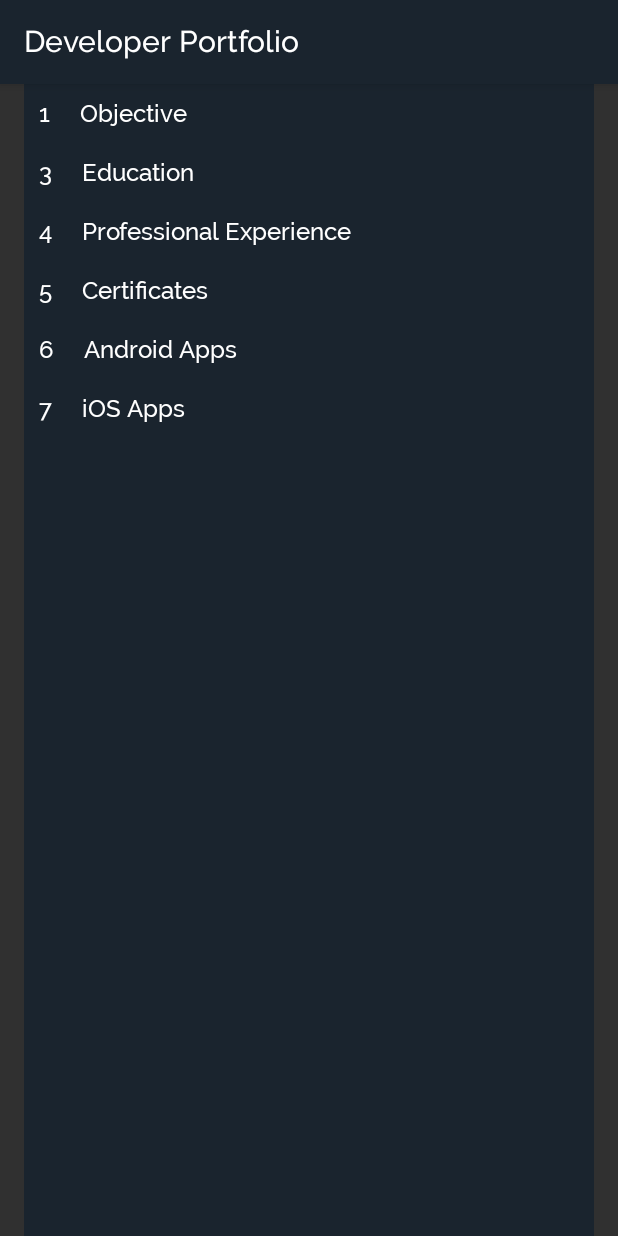
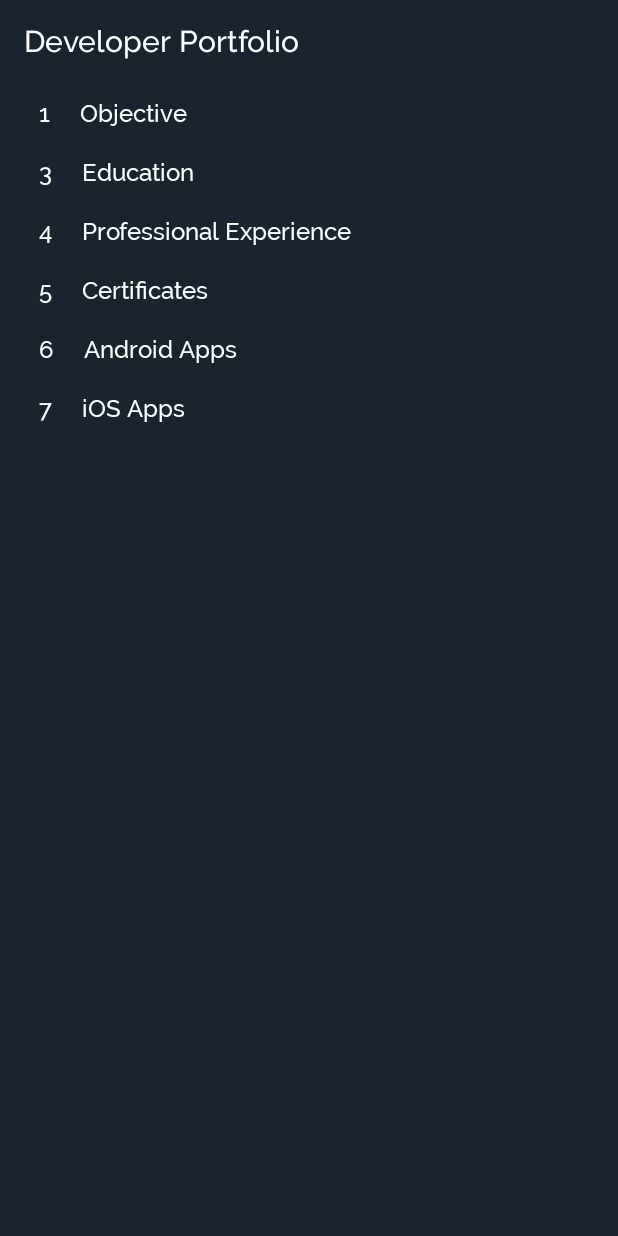
Before and after one commit to botradingblog1/android-kotlin-developer-portfolio-2, an Android app: the ItemListActivity screen opened directly, with no data from a screen before it, on a phone screen of 412 x 824 dp. Run offline under Robolectric (Android 15) with nearby library versions, the phone set to English and light mode, and no system bars; 1 statement that could not run was skipped.

Commit message:
Fix bg color.

```diff
--- a/app/src/main/java/com/justmobiledev/developerportfolio/ItemDetailFragment.kt
+++ b/app/src/main/java/com/justmobiledev/developerportfolio/ItemDetailFragment.kt
@@ -74,12 +74,6 @@ class ItemDetailFragment : Fragment() {
             rootView = inflater.inflate(R.layout.fragment_evolution_steps, container, false)
         }
 
-
-        // Show the dummy content as text in a TextView.
-        /* item?.let {
-            rootView.item_detail.text = it.details
-        }*/
-
         return rootView
     }
 
--- a/app/src/main/java/com/justmobiledev/developerportfolio/ItemListActivity.kt
+++ b/app/src/main/java/com/justmobiledev/developerportfolio/ItemListActivity.kt
@@ -28,7 +28,6 @@ class ItemListActivity : AppCompatActivity() {
         val MENU_CERTIFICATES_ID = "5"
         val MENU_ANDROID_APPS_ID = "6"
         val MENU_IOS_APPS_ID = "7"
-        val MENU_XAMARIN_APPS_ID = "8"
     }
 
     /**
@@ -55,6 +54,7 @@ class ItemListActivity : AppCompatActivity() {
         setupRecyclerView(item_list)
 
         // Load Detail fragment
+        // Tablet Layout
         if (twoPane) {
             val fragment = ItemDetailFragment().apply {
                 arguments = Bundle().apply {
@@ -67,8 +67,9 @@ class ItemListActivity : AppCompatActivity() {
                 .commit()
 
         } else {
+            // Phone Layout
             val intent = Intent(this, ItemDetailActivity::class.java).apply {
-                putExtra(ItemDetailFragment.ARG_ITEM_ID, "1")
+                putExtra(ItemDetailFragment.ARG_ITEM_ID, "0")
             }
             this.startActivity(intent)
         }
@@ -77,30 +78,15 @@ class ItemListActivity : AppCompatActivity() {
     private fun setupRecyclerView(recyclerView: RecyclerView) {
         val menuItems: MutableList<PortfolioMenuItem> = ArrayList()
 
-        // Create your menu items
-        //val item6 = PortfolioMenuItem(MENU_XAMARIN_APPS_ID, "Xamarin Apps", "")
-        //menuItems.add(0, item6)
+        // Create menu items
+        menuItems.add(0, PortfolioMenuItem(MENU_IOS_APPS_ID, "iOS Apps", ""))
+        menuItems.add(0, PortfolioMenuItem(MENU_ANDROID_APPS_ID, "Android Apps", ""))
+        menuItems.add(0, PortfolioMenuItem(MENU_CERTIFICATES_ID, "Certificates", ""))
+        menuItems.add(0, PortfolioMenuItem(MENU_EXPERIENCE_ID, "Professional Experience", ""))
+        menuItems.add(0, PortfolioMenuItem(MENU_EDUCATION_ID, "Education", ""))
+        menuItems.add(0, PortfolioMenuItem(MENU_OBJECTIVE_ID, "Objective", ""))
 
-        val item5 = PortfolioMenuItem(MENU_IOS_APPS_ID, "iOS Apps", "")
-        menuItems.add(0, item5)
-
-        val item4 = PortfolioMenuItem(MENU_ANDROID_APPS_ID, "Android Apps", "")
-        menuItems.add(0, item4)
-
-        val item3 = PortfolioMenuItem(MENU_CERTIFICATES_ID, "Certificates", "")
-        menuItems.add(0, item3)
-
-
-        val item1 = PortfolioMenuItem(MENU_EXPERIENCE_ID, "Professional Experience", "")
-        menuItems.add(0, item1)
-
-        val item2 = PortfolioMenuItem(MENU_EDUCATION_ID, "Education", "")
-        menuItems.add(0, item2)
-
-        val item0 = PortfolioMenuItem(MENU_OBJECTIVE_ID, "Objective", "")
-        menuItems.add(0, item0)
-
-
+        // Set Menu items
         recyclerView.adapter = SimpleItemRecyclerViewAdapter(this, menuItems, twoPane)
     }
 
@@ -115,10 +101,11 @@ class ItemListActivity : AppCompatActivity() {
             onClickListener = View.OnClickListener { v ->
                 val item = v.tag as PortfolioMenuItem
 
+                // Tablet Layout
                 if (twoPane) {
                     val fragment = ItemDetailFragment().apply {
                         arguments = Bundle().apply {
-                            putString(ItemDetailFragment.ARG_ITEM_ID, item.id.toString())
+                            putString(ItemDetailFragment.ARG_ITEM_ID, item.id)
                         }
                     }
                     parentActivity.supportFragmentManager
@@ -127,6 +114,7 @@ class ItemListActivity : AppCompatActivity() {
                         .commit()
 
                 } else {
+                    // Phone Layout
                     val intent = Intent(v.context, ItemDetailActivity::class.java).apply {
                         putExtra(ItemDetailFragment.ARG_ITEM_ID, item.id)
                     }
--- a/app/src/main/res/layout/activity_item_list.xml
+++ b/app/src/main/res/layout/activity_item_list.xml
@@ -5,7 +5,7 @@
                                                  android:layout_width="match_parent"
                                                  android:layout_height="match_parent"
                                                  android:fitsSystemWindows="true"
-                                                 android:backgroundTint="@color/colorPrimary"
+                                                 android:background="@color/colorPrimary"
                                                  tools:context=".ItemListActivity">
 
     <android.support.design.widget.AppBarLayout
@@ -26,6 +26,7 @@
             android:id="@+id/frameLayout"
             android:layout_width="match_parent"
             android:layout_height="match_parent"
+            android:background="@color/colorPrimary"
             app:layout_behavior="@string/appbar_scrolling_view_behavior">
 
         <include layout="@layout/item_list"/>
```
